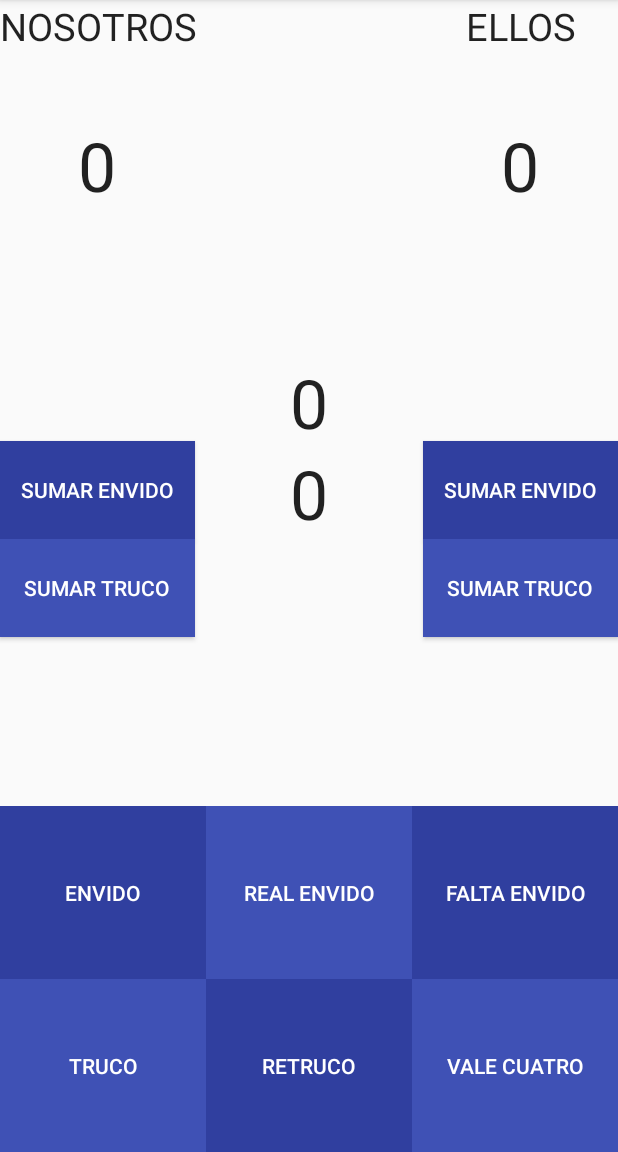
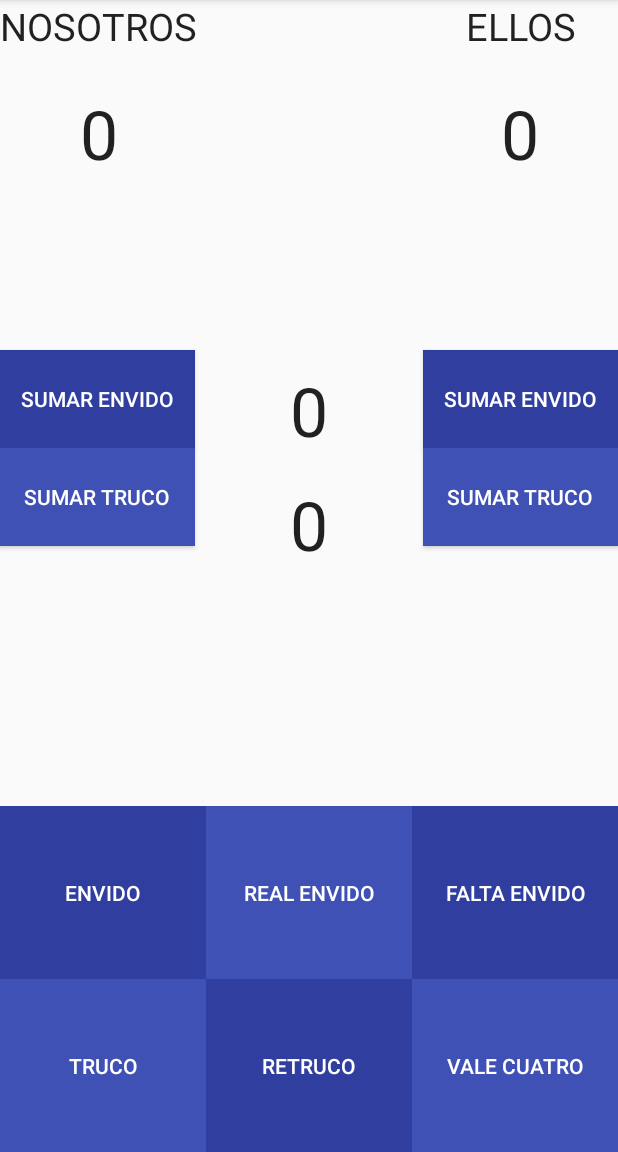
Before and after one commit to MattBarrera/AppDeTruco, an Android app: the screen it shows after launch (MainActivity), on a phone screen of 412 x 824 dp, the part 84-1236 px from its top. Run offline under Robolectric (Android 15) with nearby library versions, the phone set to English and light mode, and no system bars.

Commit message:
cambios vista

```diff
--- a/app/src/main/res/layout/activity_main.xml
+++ b/app/src/main/res/layout/activity_main.xml
@@ -38,24 +38,13 @@
             android:layout_width="130dp"
             android:layout_height="wrap_content"
             android:textAppearance="?android:attr/textAppearanceLarge"
-            android:id="@+id/puntosTeam1"
-            android:layout_below="@+id/nosotros"
-            android:layout_alignParentLeft="true"
-            android:layout_alignParentStart="true"
-            android:layout_marginTop="45dp"
-            android:gravity="center_vertical|center_horizontal"
-            android:textSize="45dp" />
-
-        <TextView
-            android:layout_width="130dp"
-            android:layout_height="wrap_content"
-            android:textAppearance="?android:attr/textAppearanceLarge"
             android:id="@+id/puntosTeam2"
             android:layout_alignTop="@+id/puntosTeam1"
             android:layout_alignRight="@+id/ellos"
             android:layout_alignEnd="@+id/ellos"
             android:gravity="center_vertical|center_horizontal"
-            android:textSize="45dp" />
+            android:textSize="45dp"
+            android:text="0"/>
 
         <TextView
             android:layout_width="wrap_content"
@@ -63,8 +52,10 @@
             android:textAppearance="?android:attr/textAppearanceLarge"
             android:id="@+id/puntosDisputados1"
             android:textSize="45dp"
+            android:text="0"
             android:layout_centerVertical="true"
-            android:layout_centerHorizontal="true" />
+            android:layout_centerHorizontal="true"
+            android:paddingTop="10dp"/>
 
         <TextView
             android:layout_width="wrap_content"
@@ -74,19 +65,9 @@
             android:textSize="45dp"
             android:layout_below="@+id/puntosDisputados1"
             android:layout_alignLeft="@+id/puntosDisputados1"
-            android:layout_alignStart="@+id/puntosDisputados1" />
-
-        <Button
-            android:layout_width="130dp"
-            android:layout_height="65dp"
-            android:text="Sumar envido"
-            android:id="@+id/button7"
-            android:layout_alignBottom="@+id/puntosDisputados2"
-            android:layout_alignParentLeft="true"
-            android:layout_alignParentStart="true"
-            android:background="#303F9F"
-            android:textColor="#ffffff"
-            android:onClick="sumarEnvido" />
+            android:layout_alignStart="@+id/puntosDisputados1"
+            android:paddingTop="15dp"
+            android:text="0"/>
 
         <Button
             android:layout_width="130dp"
@@ -123,6 +104,31 @@
             android:background="#3F51B5"
             android:textColor="#ffffff"
             android:onClick="sumarTruco2" />
+
+        <Button
+            android:layout_width="130dp"
+            android:layout_height="65dp"
+            android:text="Sumar envido"
+            android:id="@+id/button7"
+            android:background="#303F9F"
+            android:textColor="#ffffff"
+            android:onClick="sumarEnvido"
+            android:layout_alignTop="@+id/puntosDisputados1"
+            android:layout_alignParentLeft="true"
+            android:layout_alignParentStart="true" />
+
+        <TextView
+            android:layout_width="130dp"
+            android:layout_height="wrap_content"
+            android:textAppearance="?android:attr/textAppearanceLarge"
+            android:id="@+id/puntosTeam1"
+            android:layout_marginTop="24dp"
+            android:gravity="center_vertical|center_horizontal"
+            android:textSize="45dp"
+            android:text="0"
+            android:layout_below="@+id/nosotros"
+            android:layout_alignRight="@+id/nosotros"
+            android:layout_alignEnd="@+id/nosotros" />
     </RelativeLayout>
 
     <LinearLayout
```
